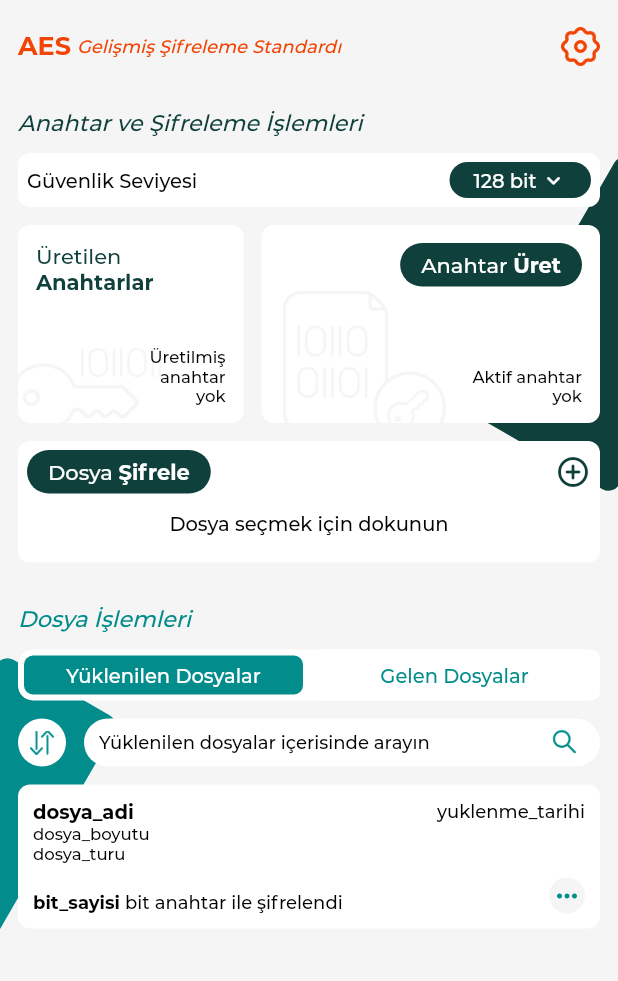
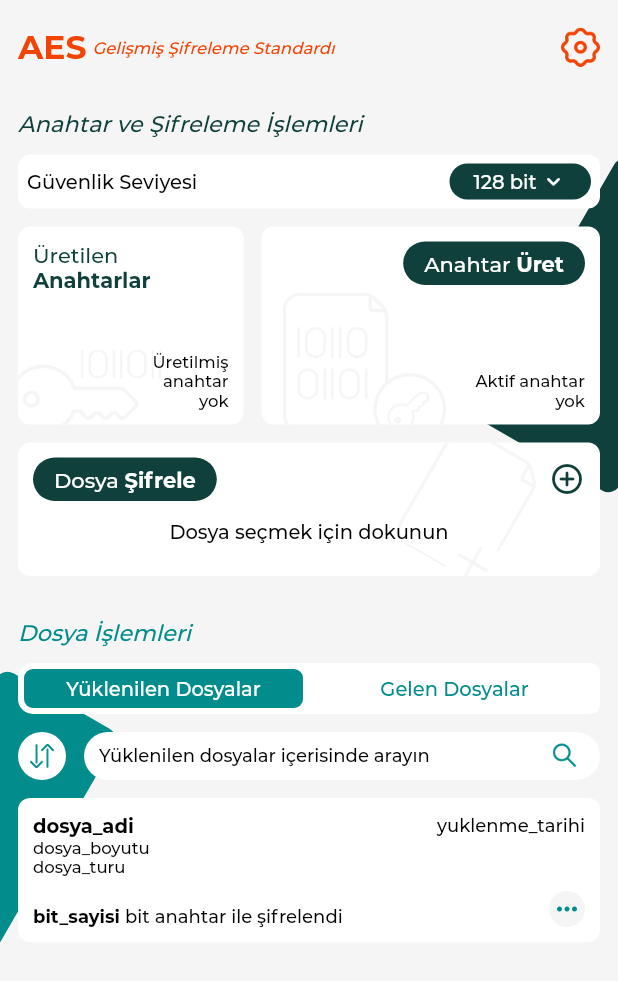
Before and after one commit to zahidayturan/advanced-encryption-standard-application, a Flutter app: the screen it shows after launch, on a phone screen of 412 x 824 dp. Shown: the top 981 px of the screen. Run offline on Flutter 3.47's test engine with Material 2 defaults, Android fonts, the phone set to English and light mode, and no system bars.

Commit message:
ınk prop

```diff
--- a/lib/routes/home/components/home_files.dart
+++ b/lib/routes/home/components/home_files.dart
@@ -23,15 +23,14 @@ class _HomeFilesState extends State<HomeFiles> {
         Positioned(
           left: -54,
           top: 42,
-
           child: RotationTransition(
-            turns: new AlwaysStoppedAnimation(30 / 360),
+            turns: const AlwaysStoppedAnimation(30 / 360),
             child: Container(
               height: 200,
               width: 90,
               decoration: BoxDecoration(
                   color: colors.blue,
-                  borderRadius: BorderRadius.all(Radius.circular(8))
+                  borderRadius: const BorderRadius.all(Radius.circular(8))
               ),
             ),
           ),
--- a/lib/routes/home/components/home_key_and_encryption.dart
+++ b/lib/routes/home/components/home_key_and_encryption.dart
@@ -23,15 +23,14 @@ class _HomeKeyAndEncryptionState extends State<HomeKeyAndEncryption> {
         Positioned(
           right: -54,
           top: 44,
-
           child: RotationTransition(
-            turns: new AlwaysStoppedAnimation(30 / 360),
+            turns: const AlwaysStoppedAnimation(30 / 360),
             child: Container(
               height: 200,
               width: 110,
               decoration: BoxDecoration(
                 color: colors.greenDark,
-                borderRadius: BorderRadius.all(Radius.circular(8))
+                borderRadius: const BorderRadius.all(Radius.circular(8))
               ),
             ),
           ),
@@ -98,7 +97,7 @@ class _HomeKeyAndEncryptionState extends State<HomeKeyAndEncryption> {
           child: Image.asset("assets/icons/allKeys.png",height: 56,color: Theme.of(context).scaffoldBackgroundColor),
         ),
         Padding(
-          padding: const EdgeInsets.all(12),
+          padding: const EdgeInsets.all(10),
           child: Column(
             crossAxisAlignment: CrossAxisAlignment.start,
             mainAxisAlignment: MainAxisAlignment.spaceBetween,
@@ -131,7 +130,7 @@ class _HomeKeyAndEncryptionState extends State<HomeKeyAndEncryption> {
               child: Image.asset("assets/icons/generateKey.png",height: 102,color: Theme.of(context).scaffoldBackgroundColor),
             ),
             Padding(
-              padding: const EdgeInsets.all(12),
+              padding: const EdgeInsets.all(10),
               child: Align(
                 alignment: Alignment.centerRight,
                 child: Column(
@@ -160,6 +159,25 @@ class _HomeKeyAndEncryptionState extends State<HomeKeyAndEncryption> {
 
   Widget encryptFile(){
     return BaseContainer(
+        padding: 0,
+        child: Stack(
+          children: [
+            Positioned(
+              right: 54,
+              bottom: 4,
+              child: RotationTransition(
+                  turns: const AlwaysStoppedAnimation(30 / 360),
+                  child: Image.asset("assets/icons/addFile.png",height: 90,color: Theme.of(context).scaffoldBackgroundColor)),
+            ),
+            Material(
+              type: MaterialType.transparency,
+              child: InkWell(
+                onTap: () {
+
+                },
+                borderRadius: BorderRadius.circular(8),
+                child: Padding(
+                  padding: const EdgeInsets.all(10.0),
                   child: Column(
                     crossAxisAlignment: CrossAxisAlignment.start,
                     children: [
@@ -180,10 +198,15 @@ class _HomeKeyAndEncryptionState extends State<HomeKeyAndEncryption> {
                           Icon(Icons.add_circle_outline_rounded,size: 24,color: colors.greenDark,)
                         ],
                       ),
-            SizedBox(height: 12,),
-            Center(child: RegularText(texts: "Dosya seçmek için dokunun",size: 13,)),
-            SizedBox(height: 12,),
-        ],));
+                      const SizedBox(height: 12,),
+                      const Center(child: RegularText(texts: "Dosya seçmek için dokunun",size: 13,)),
+                      const SizedBox(height: 12,),
+                    ],),
+                ),
+              ),
+            )
+          ],
+        ));
   }
 
 }
--- a/lib/routes/home/components/home_top_bar.dart
+++ b/lib/routes/home/components/home_top_bar.dart
@@ -11,9 +11,9 @@ class HomeTopBar extends StatelessWidget {
   Widget build(BuildContext context){
     return Row(
       children: [
-        RegularText(texts: "AES",size: 17,color: colors.orange,family: "FontBold"),
+        RegularText(texts: "AES",size: 22,color: colors.orange,family: "FontBold"),
         const SizedBox(width: 4,),
-        RegularText(texts: "Gelişmiş Şifreleme Standardı",size: 12,color: colors.orange,style: FontStyle.italic),
+        RegularText(texts: "Gelişmiş Şifreleme Standardı",size: 11,color: colors.orange,style: FontStyle.italic),
         const Spacer(),
         SizedBox(
             height: 26,
--- a/lib/routes/home/home.dart
+++ b/lib/routes/home/home.dart
@@ -22,14 +22,14 @@ class _HomePageState extends State<HomePage> {
         backgroundColor: Theme.of(context).scaffoldBackgroundColor,
         resizeToAvoidBottomInset: false,
         bottomNavigationBar: null,
-        body: SingleChildScrollView(
+        body: const SingleChildScrollView(
           physics: BouncingScrollPhysics(),
           child: Center(
             child: Column(
               children: [
                 SizedBox(height: 18,),
                 Padding(
-                  padding: const EdgeInsets.symmetric(horizontal: 12.0),
+                  padding: EdgeInsets.symmetric(horizontal: 12.0),
                   child: HomeTopBar(),
                 ),
                 SizedBox(height: 28,),
```
Also changed, not shown: assets/icons/addFile.png (added). Lines whose indentation alone changed are shown as unchanged.
